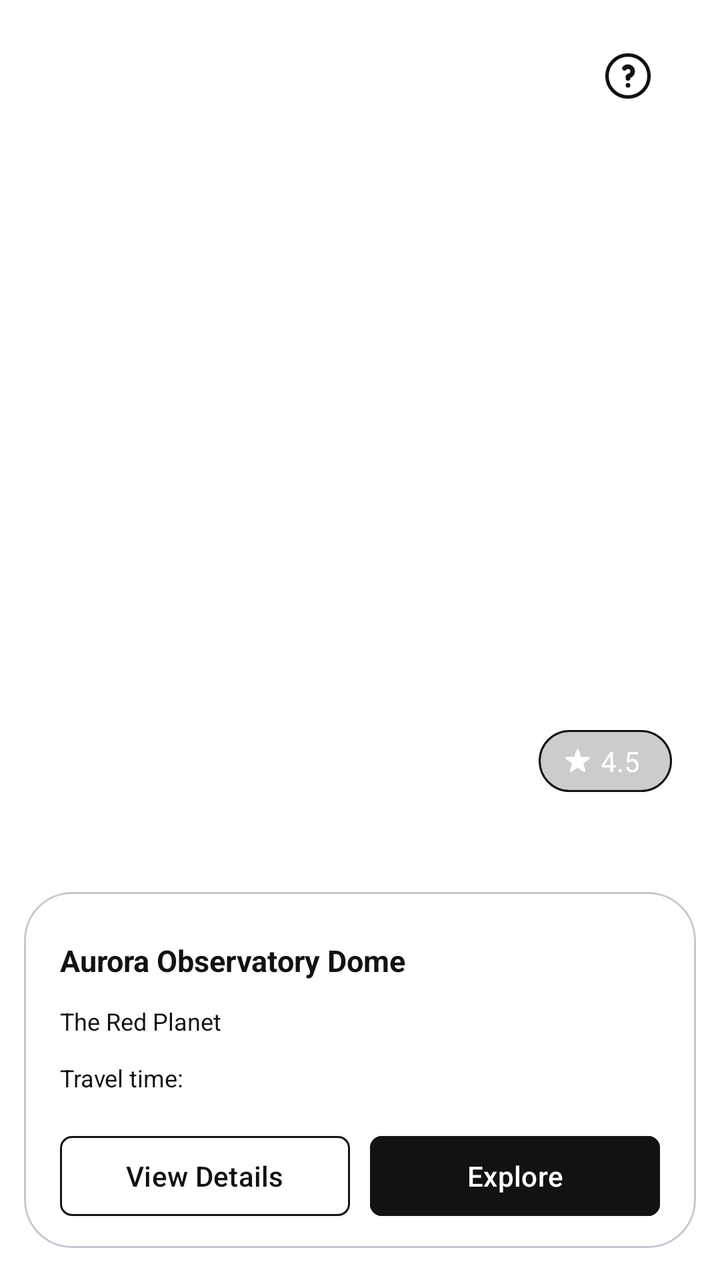
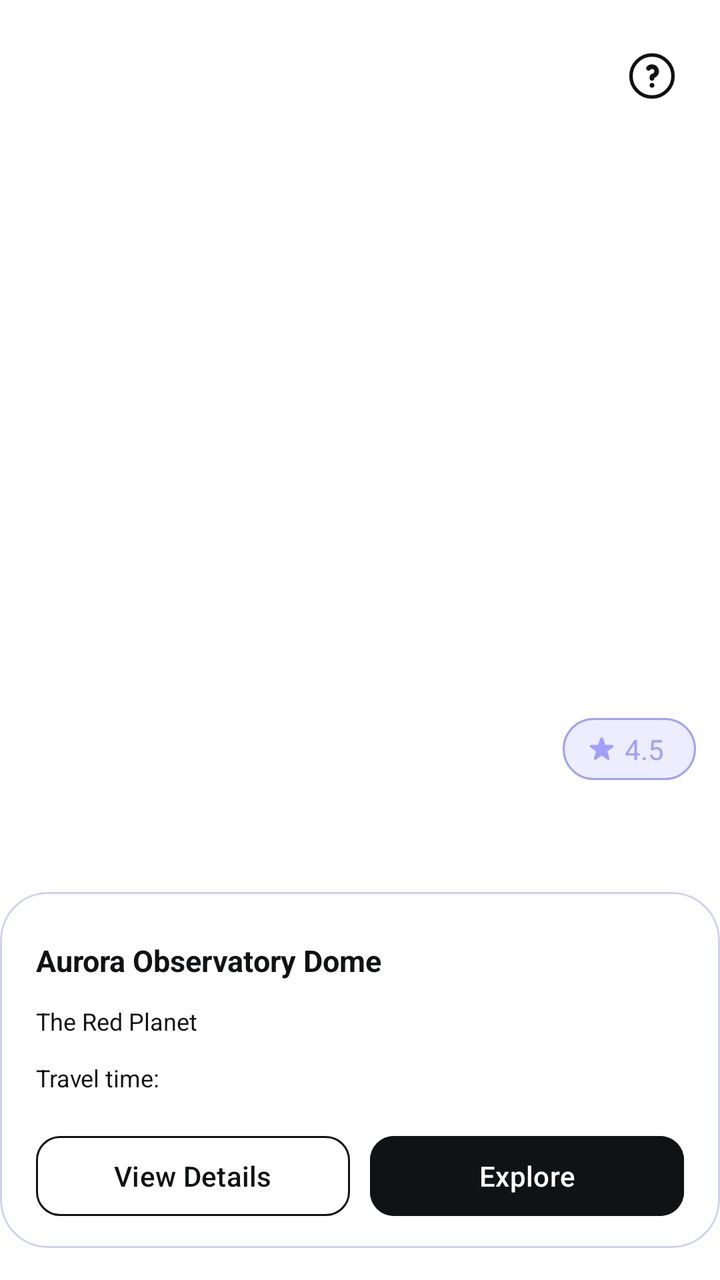

The first picture is an Android layout as it rendered before a commit; the second is the same layout after the commit. The layout source and the unified diff follow.
<!-- AndroidManifest.xml: application theme Theme.SpaceAdvisor -->
<!-- res/layout/fragment_explore.xml -->
<?xml version="1.0" encoding="utf-8"?>
<androidx.appcompat.widget.LinearLayoutCompat xmlns:android="http://schemas.android.com/apk/res/android"
    xmlns:app="http://schemas.android.com/apk/res-auto"
    android:layout_width="match_parent"
    android:layout_height="match_parent"
    android:background="@color/background"
    android:orientation="vertical"
    android:paddingHorizontal="12dp"
    android:paddingVertical="10dp">

    

    <FrameLayout
        android:layout_width="match_parent"
        android:layout_height="match_parent">

        <LinearLayout
            android:id="@+id/explore_content_layout"
            android:layout_width="match_parent"
            android:layout_height="match_parent"
            android:orientation="vertical">

            <RelativeLayout
                android:layout_width="match_parent"
                android:layout_height="0dp"
                android:layout_marginBottom="12dp"
                android:layout_weight="1">

                <androidx.viewpager2.widget.ViewPager2
                    android:id="@+id/carousel_view_pager"
                    android:layout_width="match_parent"
                    android:layout_height="match_parent"
                    android:layout_above="@+id/carousel_indicator" />

                <LinearLayout
                    android:id="@+id/dest_rating_chip_carousel_item"
                    android:layout_width="wrap_content"
                    android:layout_height="wrap_content"
                    android:layout_alignBottom="@+id/carousel_view_pager"
                    android:layout_alignParentEnd="true"
                    android:layout_marginEnd="12dp"
                    android:layout_marginBottom="6dp"
                    android:background="@drawable/custom_text_gray_background"
                    android:gravity="center"
                    android:paddingHorizontal="12dp"
                    android:paddingVertical="6dp">

                    <ImageView
                        android:layout_width="15dp"
                        android:layout_height="15dp"
                        android:scaleType="centerCrop"
                        android:src="@drawable/ic_rating_star_filled"
                        app:tint="@color/white" />

                    <TextView
                        android:id="@+id/dest_rating_text_carousel_item"
                        android:layout_width="wrap_content"
                        android:layout_height="wrap_content"
                        android:paddingHorizontal="4dp"
                        android:text="4.5"
                        android:textColor="@color/white"
                        android:textSize="14sp" />

                </LinearLayout>

                <com.google.android.material.tabs.TabLayout
                    android:id="@+id/carousel_indicator"
                    android:layout_width="wrap_content"
                    android:layout_height="20dp"
                    android:layout_alignParentBottom="true"
                    android:layout_centerHorizontal="true"
                    android:layout_marginVertical="6dp"
                    android:backgroundTint="@color/transparent"

                    app:tabIconTint="@color/dot_tint_selector"
                    app:tabIndicator="@drawable/tab_indicator"
                    app:tabIndicatorAnimationMode="elastic"
                    app:tabIndicatorColor="?attr/customColorPrimary"
                    app:tabIndicatorFullWidth="false"
                    app:tabIndicatorGravity="center"
                    app:tabMaxWidth="80dp"
                    app:tabMinWidth="10dp"
                    app:tabMode="fixed"
                    app:tabRippleColor="@color/transparent" />

                <com.google.android.material.button.MaterialButton
                    android:id="@+id/explore_help_btn"
                    style="@style/Widget.Material3.Button.IconButton"
                    android:layout_width="wrap_content"
                    android:layout_height="wrap_content"
                    android:layout_alignParentTop="true"
                    android:layout_alignParentEnd="true"
                    android:layout_marginEnd="6dp"
                    app:icon="@drawable/ic_help"
                    app:iconSize="28dp"
                    app:iconTint="@color/icon" />

            </RelativeLayout>

            <com.google.android.material.card.MaterialCardView
                android:id="@+id/dest_details_card"
                android:layout_width="match_parent"
                android:layout_height="wrap_content"
                android:layout_marginBottom="6dp"
                android:backgroundTint="@color/transparent"
                app:cardCornerRadius="24dp"
                app:strokeWidth="1dp">

                <LinearLayout
                    android:layout_width="match_parent"
                    android:layout_height="wrap_content"
                    android:layout_alignParentBottom="true"
                    android:layout_gravity="center"
                    android:orientation="vertical"
                    android:paddingVertical="12dp"
                    android:paddingBottom="15dp">

                    <LinearLayout
                        android:id="@+id/detail_glass_container_carousel_item"
                        android:layout_width="match_parent"
                        android:layout_height="wrap_content"
                        android:orientation="vertical"
                        android:paddingHorizontal="12dp"
                        android:paddingVertical="6dp">

                        <LinearLayout
                            android:layout_width="match_parent"
                            android:layout_height="wrap_content"
                            android:layout_weight="1"
                            android:gravity="center_vertical">

                            <TextView
                                android:id="@+id/dest_title_carousel_item"
                                android:layout_width="0dp"
                                android:layout_height="wrap_content"
                                android:layout_weight="1"
                                android:gravity="start"
                                android:padding="6dp"
                                android:text="Aurora Observatory Dome"
                                android:textColor="@color/title"
                                android:textSize="15sp"
                                android:textStyle="bold" />

                            <LinearLayout
                                android:id="@+id/dest_price_tier_container_carousel_item"
                                android:layout_width="wrap_content"
                                android:layout_height="wrap_content"
                                android:contentDescription="Price tier"
                                android:gravity="center_vertical"
                                android:orientation="horizontal"
                                android:padding="4dp"
                                android:paddingVertical="4dp">

                            </LinearLayout>


                        </LinearLayout>


                        <LinearLayout
                            android:layout_width="match_parent"
                            android:layout_height="wrap_content"
                            android:layout_weight="1"
                            android:gravity="center_vertical">

                            <TextView
                                android:id="@+id/dest_subtitle_carousel_item"
                                android:layout_width="0dp"
                                android:layout_height="wrap_content"
                                android:layout_weight="1"
                                android:gravity="start"
                                android:padding="6dp"
                                android:text="The Red Planet"
                                android:textColor="@color/title"
                                android:textSize="12sp" />

                            <LinearLayout
                                android:id="@+id/dest_safety_lvl_container_carousel_item"
                                android:layout_width="wrap_content"
                                android:layout_height="wrap_content"
                                android:gravity="center_vertical"
                                android:orientation="horizontal"
                                android:padding="4dp"
                                android:paddingVertical="4dp">

                            </LinearLayout>

                        </LinearLayout>

                        <LinearLayout
                            android:layout_width="match_parent"
                            android:layout_height="wrap_content"
                            android:layout_weight="1"
                            android:gravity="center_vertical">

                            <LinearLayout
                                android:id="@+id/dest_travel_time_container_carousel_item"
                                android:layout_width="0dp"
                                android:layout_height="wrap_content"
                                android:layout_weight="1"
                                android:orientation="horizontal"
                                android:padding="6dp">

                                <TextView
                                    android:layout_width="wrap_content"
                                    android:layout_height="match_parent"
                                    android:gravity="start"
                                    android:text="Travel time: "
                                    android:textColor="@color/title"
                                    android:textSize="12sp" />

                                <TextView
                                    android:id="@+id/dest_travel_time_text_carousel_item"
                                    android:layout_width="wrap_content"
                                    android:layout_height="match_parent"
                                    android:gravity="start"
                                    android:textColor="@color/title"
                                    android:textSize="12sp" />

                            </LinearLayout>

                            <LinearLayout
                                android:id="@+id/dest_difficulty_container_carousel_item"
                                android:layout_width="wrap_content"
                                android:layout_height="wrap_content"
                                android:layout_gravity="center_vertical"
                                android:gravity="start"
                                android:orientation="horizontal"
                                android:padding="4dp">

                            </LinearLayout>

                        </LinearLayout>

                    </LinearLayout>

                    <LinearLayout
                        android:layout_width="match_parent"
                        android:layout_height="wrap_content"
                        android:layout_marginTop="5dp"
                        android:gravity="center_vertical"
                        android:orientation="horizontal"
                        android:paddingHorizontal="18dp">


                        <com.google.android.material.button.MaterialButton
                            android:id="@+id/detailsBtn"
                            style="@style/Widget.Material3.Button.OutlinedButton"
                            android:layout_width="0dp"
                            android:layout_height="wrap_content"
                            android:layout_marginEnd="10dp"
                            android:layout_weight="1"
                            android:backgroundTint="@color/transparent"
                            android:text="View Details"
                            android:textAllCaps="false"
                            android:textColor="@color/secondary"
                            android:textSize="14sp"
                            app:cornerRadius="6dp"
                            app:strokeColor="@color/secondary_outlined_btn"
                            app:strokeWidth="1dp" />

                        <com.google.android.material.button.MaterialButton
                            android:id="@+id/selectBtn"
                            android:layout_width="0dp"
                            android:layout_height="wrap_content"
                            android:layout_weight="1"
                            android:backgroundTint="@color/secondary_filled_btn"
                            android:text="Explore"
                            android:textAllCaps="false"
                            android:textColor="@color/on_secondary_filled_btn"
                            android:textSize="14sp"
                            app:cornerRadius="6dp" />
                    </LinearLayout>

                </LinearLayout>

            </com.google.android.material.card.MaterialCardView>

        </LinearLayout>

    </FrameLayout>

</androidx.appcompat.widget.LinearLayoutCompat>
<!-- resources referenced by this layout -->
<resources>
  <color name="background">@color/white</color>
  <color name="icon">@color/secondary</color>
  <color name="on_secondary_filled_btn">@color/background</color>
  <color name="secondary">@color/deep_black</color>
  <color name="secondary_filled_btn">@color/secondary</color>
  <color name="secondary_outlined_btn">@color/secondary</color>
  <color name="title">@color/secondary</color>
  <color name="transparent">#00000000</color>
  <color name="white">#FFFFFFFF</color>
  <!-- drawable custom_text_gray_background (drawable) -->
  <?xml version="1.0" encoding="utf-8"?>
  <shape xmlns:android="http://schemas.android.com/apk/res/android">
      <solid android:color="@color/chip_fill_quaternary" />
      <stroke
          android:width="1dp"
          android:color="@color/chip_quaternary" />
      <corners android:radius="16dp" />
  </shape>
  <!-- drawable ic_help (drawable) -->
  <?xml version="1.0" encoding="utf-8"?>
  <vector xmlns:android="http://schemas.android.com/apk/res/android"
      android:width="24dp"
      android:height="24dp"
      android:viewportWidth="24"
      android:viewportHeight="24">
  
      <path
          android:fillColor="#00000000"
          android:pathData="M21 12C21 16.9706 16.9706 21 12 21C7.02944 21 3 16.9706 3 12C3 7.02944 7.02944 3 12 3C16.9706 3 21 7.02944 21 12Z"
          android:strokeWidth="1.5"
          android:strokeColor="#FFFFFF">
  
      </path>
      <path
          android:fillColor="#00000000"
          android:pathData="M10.5 8.67709C10.8665 8.26188 11.4027 8 12 8C13.1046 8 14 8.89543 14 10C14 10.9337 13.3601 11.718 12.4949 11.9383C12.2273 12.0064 12 12.2239 12 12.5V12.5V13"
          android:strokeWidth="2"
          android:strokeColor="#FFFFFF"
          android:strokeLineCap="round"
          android:strokeLineJoin="round" />
      <path
          android:fillColor="#000000"
          android:pathData="M12 16H12.01"
          android:strokeWidth="2"
          android:strokeColor="#FFFFFF"
          android:strokeLineCap="round"
          android:strokeLineJoin="round" />
  </vector>
  <!-- drawable tab_indicator (drawable) -->
  <?xml version="1.0" encoding="utf-8"?>
  <shape xmlns:android="http://schemas.android.com/apk/res/android">
      <solid android:color="?attr/customColorPrimary" />
      <corners android:radius="100dp" />
      <size
          android:width="10dp"
          android:height="10dp" />
  </shape>
  <style name="Theme.SpaceAdvisor" parent="Base.Theme.SpaceAdvisor">
          <item name="colorPrimary">@color/primary</item>
          <item name="customColorPrimary">@color/primary</item>
          <item name="customColorPrimaryGlow">@color/primary_glow</item>
          <item name="customColorPrimaryFaded">@color/primary_faded</item>
          <item name="customColorPrimaryLight">@color/primary_light</item>
          <item name="customColorPrimaryVariant">@color/primary_variant</item>
          <item name="customColorPrimaryVariantFaded">@color/primary_variant_faded</item>
      </style>
  <color name="deep_black">#111213</color>
  <color name="chip_fill_quaternary">@color/transparent_black_20</color>
  <color name="chip_quaternary">@color/deep_black</color>
  <style name="Base.Theme.SpaceAdvisor" parent="Theme.Material3.DayNight.NoActionBar">
          <item name="colorPrimary">@color/primary</item>
      </style>
  <color name="primary">@color/space_purple</color>
  <color name="primary_glow">@color/space_purple_glow</color>
  <color name="primary_faded">@color/space_purple_faded</color>
  <color name="primary_light">@color/space_purple_light</color>
  <color name="primary_variant">@color/space_pink</color>
  <color name="primary_variant_faded">@color/space_pink_faded</color>
  <color name="transparent_black_20">#33000000</color>
  <color name="space_purple">#575AD3</color>
  <color name="space_purple_glow">#48575AD3</color>
  <color name="space_purple_faded">#50A0A0FF</color>
  <color name="space_purple_light">#A0A0FF</color>
  <color name="space_pink">#AE52D4</color>
  <color name="space_pink_faded">#20AE52D4</color>
  <!-- unchanged entries left out for length: 1 -->
</resources>

<!-- the commit's change to res/layout/fragment_explore.xml (unified diff, before → after) -->
@@ -3,12 +3,10 @@
     xmlns:app="http://schemas.android.com/apk/res-auto"
     android:layout_width="match_parent"
     android:layout_height="match_parent"
+    android:layout_marginHorizontal="12dp"
     android:background="@color/background"
     android:orientation="vertical"
-    android:paddingHorizontal="12dp"
     android:paddingVertical="10dp">
-
-    
 
     <FrameLayout
         android:layout_width="match_parent"
@@ -39,8 +37,8 @@
                     android:layout_alignBottom="@+id/carousel_view_pager"
                     android:layout_alignParentEnd="true"
                     android:layout_marginEnd="12dp"
-                    android:layout_marginBottom="6dp"
-                    android:background="@drawable/custom_text_gray_background"
+                    android:layout_marginBottom="12dp"
+                    android:background="@drawable/bg_primary_light_stroke"
                     android:gravity="center"
                     android:paddingHorizontal="12dp"
                     android:paddingVertical="6dp">
@@ -50,7 +48,7 @@
                         android:layout_height="15dp"
                         android:scaleType="centerCrop"
                         android:src="@drawable/ic_rating_star_filled"
-                        app:tint="@color/white" />
+                        app:tint="?attr/customColorPrimaryLight" />
 
                     <TextView
                         android:id="@+id/dest_rating_text_carousel_item"
@@ -58,7 +56,7 @@
                         android:layout_height="wrap_content"
                         android:paddingHorizontal="4dp"
                         android:text="4.5"
-                        android:textColor="@color/white"
+                        android:textColor="?attr/customColorPrimaryLight"
                         android:textSize="14sp" />
 
                 </LinearLayout>
@@ -69,9 +67,9 @@
                     android:layout_height="20dp"
                     android:layout_alignParentBottom="true"
                     android:layout_centerHorizontal="true"
+                    android:layout_marginHorizontal="12dp"
                     android:layout_marginVertical="6dp"
                     android:backgroundTint="@color/transparent"
-
                     app:tabIconTint="@color/dot_tint_selector"
                     app:tabIndicator="@drawable/tab_indicator"
                     app:tabIndicatorAnimationMode="elastic"
@@ -104,6 +102,7 @@
                 android:layout_marginBottom="6dp"
                 android:backgroundTint="@color/transparent"
                 app:cardCornerRadius="24dp"
+                app:strokeColor="?attr/customColorPrimaryFaded"
                 app:strokeWidth="1dp">
 
                 <LinearLayout
@@ -255,7 +254,7 @@
                             android:textAllCaps="false"
                             android:textColor="@color/secondary"
                             android:textSize="14sp"
-                            app:cornerRadius="6dp"
+                            app:cornerRadius="12dp"
                             app:strokeColor="@color/secondary_outlined_btn"
                             app:strokeWidth="1dp" />
 
@@ -269,7 +268,7 @@
                             android:textAllCaps="false"
                             android:textColor="@color/on_secondary_filled_btn"
                             android:textSize="14sp"
-                            app:cornerRadius="6dp" />
+                            app:cornerRadius="12dp" />
                     </LinearLayout>
 
                 </LinearLayout>
<!-- resource entries referenced after the edit -->
@@ -8,16 +8,17 @@
   <color name="secondary_outlined_btn">@color/secondary</color>
   <color name="title">@color/secondary</color>
   <color name="transparent">#00000000</color>
-  <color name="white">#FFFFFFFF</color>
-  <!-- drawable custom_text_gray_background (drawable) -->
+  <!-- drawable bg_primary_light_stroke (drawable) -->
   <?xml version="1.0" encoding="utf-8"?>
-  <shape xmlns:android="http://schemas.android.com/apk/res/android">
-      <solid android:color="@color/chip_fill_quaternary" />
+  <shape xmlns:android="http://schemas.android.com/apk/res/android"
+      android:shape="rectangle">
+      <corners android:radius="20dp" />
+      <solid android:color="?attr/customColorPrimaryLightFaded" />
       <stroke
           android:width="1dp"
-          android:color="@color/chip_quaternary" />
-      <corners android:radius="16dp" />
+          android:color="?attr/customColorPrimaryLight" />
   </shape>
+  <color name="white">#FFFFFFFF</color>
   <!-- drawable ic_help (drawable) -->
   <?xml version="1.0" encoding="utf-8"?>
   <vector xmlns:android="http://schemas.android.com/apk/res/android"
@@ -50,7 +51,8 @@
   </vector>
   <!-- drawable tab_indicator (drawable) -->
   <?xml version="1.0" encoding="utf-8"?>
-  <shape xmlns:android="http://schemas.android.com/apk/res/android">
+  <shape xmlns:android="http://schemas.android.com/apk/res/android"
+      android:shape="rectangle">
       <solid android:color="?attr/customColorPrimary" />
       <corners android:radius="100dp" />
       <size
@@ -58,31 +60,22 @@
           android:height="10dp" />
   </shape>
   <style name="Theme.SpaceAdvisor" parent="Base.Theme.SpaceAdvisor">
-          <item name="colorPrimary">@color/primary</item>
-          <item name="customColorPrimary">@color/primary</item>
-          <item name="customColorPrimaryGlow">@color/primary_glow</item>
-          <item name="customColorPrimaryFaded">@color/primary_faded</item>
-          <item name="customColorPrimaryLight">@color/primary_light</item>
-          <item name="customColorPrimaryVariant">@color/primary_variant</item>
-          <item name="customColorPrimaryVariantFaded">@color/primary_variant_faded</item>
+          <item name="colorPrimary">@color/space_purple</item>
+          <item name="customColorPrimary">@color/space_purple</item>
+          <item name="customColorPrimaryFaded">@color/space_purple_faded</item>
+          <item name="customColorPrimaryLight">@color/space_purple_light</item>
+          <item name="customColorPrimaryLightFaded">@color/space_purple_light_faded</item>
+          <item name="customColorPrimaryVariant">@color/space_pink</item>
+          <item name="customColorPrimaryVariantFaded">@color/space_pink_faded</item>
       </style>
   <color name="deep_black">#111213</color>
-  <color name="chip_fill_quaternary">@color/transparent_black_20</color>
-  <color name="chip_quaternary">@color/deep_black</color>
   <style name="Base.Theme.SpaceAdvisor" parent="Theme.Material3.DayNight.NoActionBar">
-          <item name="colorPrimary">@color/primary</item>
+          <item name="colorPrimary">@color/space_purple</item>
       </style>
-  <color name="primary">@color/space_purple</color>
-  <color name="primary_glow">@color/space_purple_glow</color>
-  <color name="primary_faded">@color/space_purple_faded</color>
-  <color name="primary_light">@color/space_purple_light</color>
-  <color name="primary_variant">@color/space_pink</color>
-  <color name="primary_variant_faded">@color/space_pink_faded</color>
-  <color name="transparent_black_20">#33000000</color>
   <color name="space_purple">#575AD3</color>
-  <color name="space_purple_glow">#48575AD3</color>
-  <color name="space_purple_faded">#50A0A0FF</color>
+  <color name="space_purple_faded">#48575AD3</color>
   <color name="space_purple_light">#A0A0FF</color>
+  <color name="space_purple_light_faded">#30A0A0FF</color>
   <color name="space_pink">#AE52D4</color>
   <color name="space_pink_faded">#20AE52D4</color>
   <!-- unchanged entries left out for length: 1 -->
